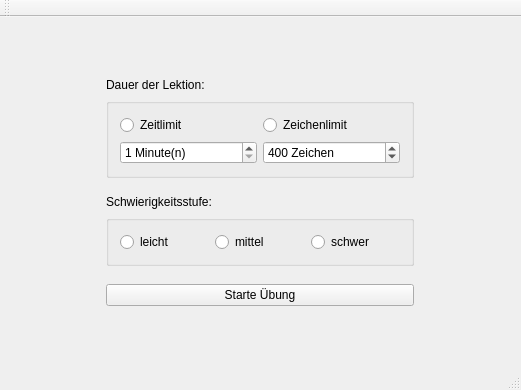
First picture: the form in ABGABEN/Aufgabe03/Aufgabe_3_2/mainwindow.ui, repository Hasenkrug/CPlusPlus, before the edit.
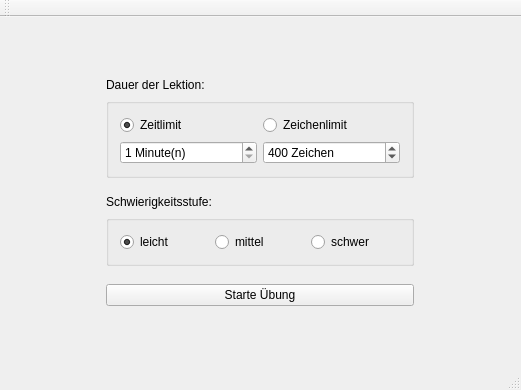
Second picture: the form after the edit.

What changed in the file:
```diff
--- a/ABGABEN/Aufgabe03/Aufgabe_3_2/mainwindow.ui
+++ b/ABGABEN/Aufgabe03/Aufgabe_3_2/mainwindow.ui
@@ -35,6 +35,9 @@
             <property name="text">
              <string>Zeitlimit</string>
             </property>
+            <property name="checked">
+             <bool>true</bool>
+            </property>
            </widget>
           </item>
           <item row="0" column="1">
@@ -130,6 +133,9 @@
             <property name="text">
              <string>leicht</string>
             </property>
+            <property name="checked">
+             <bool>true</bool>
+            </property>
            </widget>
           </item>
           <item>
```
Left out of the diff: 8 changed lines with no effect on the pictures.
